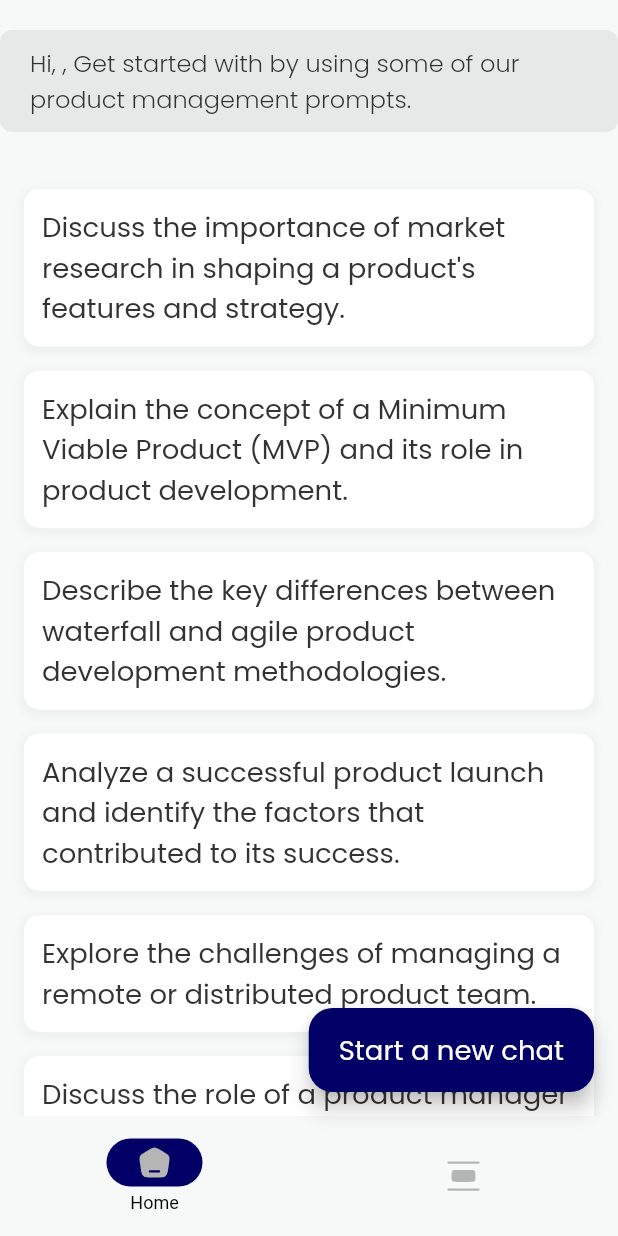
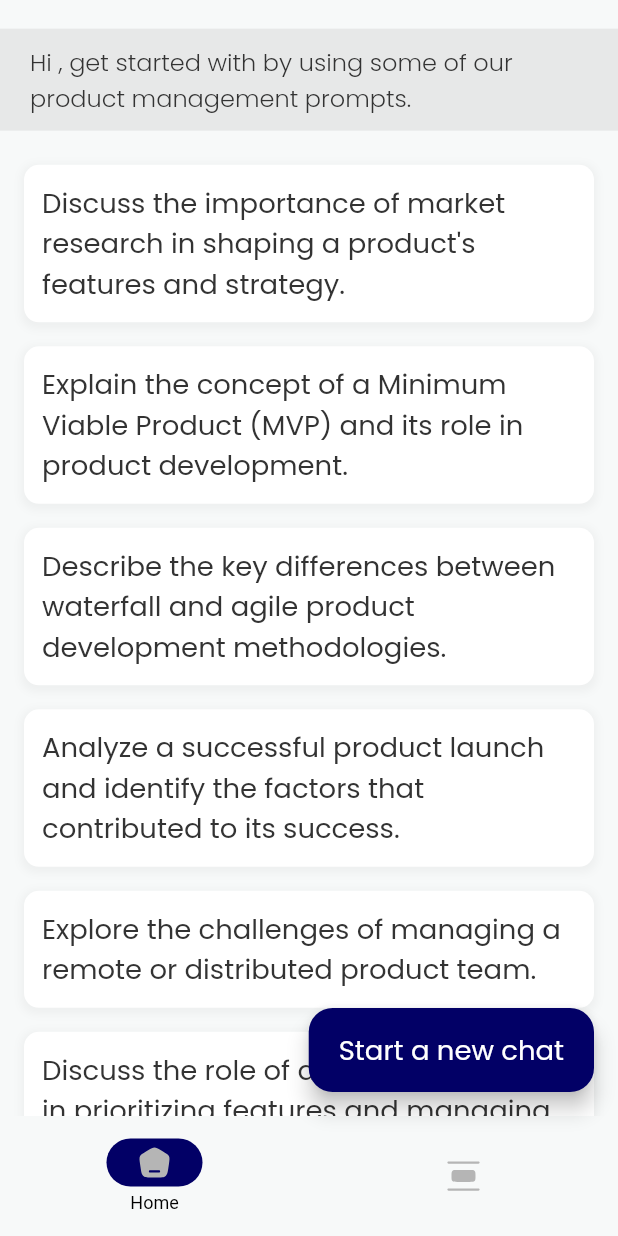
Before and after one commit to hngx-org/product-manager-ai-app, a Flutter app: the HomeScreen screen opened directly, on a phone screen of 412 x 824 dp. Run offline on Flutter 3.47's test engine with Material 2 defaults, Android fonts, the phone set to English and light mode, and no system bars; drawn by our look-alikes of oktoast; our stand-ins replace flip_card, flutter_hooks, flutter_screenutil, flutter_svg, get_it, hidden_drawer_menu and 5 more; missing offline and left inert: hng_authentication, hngx_openai, in_app_payment; accounts and stored records are empty.

Commit message:
fixes checkpoint

```diff
--- a/lib/src/features/chat/controller/chat_controller.dart
+++ b/lib/src/features/chat/controller/chat_controller.dart
@@ -2,6 +2,7 @@ import 'package:flutter/material.dart';
 import 'package:hngx_openai/repository/openai_repository.dart';
 import 'package:product_management_ai_app/src/core/constants/product_management_keywords.dart';
 import 'package:product_management_ai_app/src/data/local_service/hive_service.dart';
+import 'package:product_management_ai_app/src/data/local_service/toast_service.dart';
 import 'package:product_management_ai_app/src/features/chat/models/chat.dart';
 import 'package:product_management_ai_app/src/features/chat/models/chat_model.dart';
 import 'package:product_management_ai_app/src/shared/shared.dart';
@@ -48,12 +49,9 @@ class ChatController {
         messages.value.insert(0, chat);
       });
     } else {
-      ScaffoldMessenger.of(context).showSnackBar(
-        const SnackBar(
-          content: Text(
-              "You are not allowed to ask a question outside of the field of product management."),
-          duration: Duration(seconds: 3),
-        ),
+      ToastService().showCustomToast(
+        "You are not allowed to ask a question outside of the field of product management.",
+        isError: true,
       );
     }
   }
--- a/lib/src/features/chat/drawer/hidden_draw.dart
+++ b/lib/src/features/chat/drawer/hidden_draw.dart
@@ -46,7 +46,7 @@ class HiddenDrawer extends HookConsumerWidget {
         ),
         ScreenHiddenDrawer(
           ItemHiddenMenu(
-            name: "Chat with AI",
+            name: "Chat with ProdWhiz",
             baseStyle: textStyle,
             selectedStyle: textStyle,
             colorLineSelected: AppColors.primaryColor,
--- a/lib/src/features/home/home_screen.dart
+++ b/lib/src/features/home/home_screen.dart
@@ -10,6 +10,7 @@ import 'package:product_management_ai_app/src/features/chat/components/card_widg
 import 'package:product_management_ai_app/src/features/chat/drawer/hidden_draw.dart';
 import 'package:product_management_ai_app/src/features/home/widgets/prompt.dart';
 import 'package:product_management_ai_app/src/shared/shared.dart';
+import 'package:product_management_ai_app/src/shared/utils/format_name.dart';
 
 class HomeScreen extends HookConsumerWidget {
   const HomeScreen({Key? key}) : super(key: key);
@@ -88,19 +89,43 @@ class HomeScreen extends HookConsumerWidget {
                 crossAxisAlignment: CrossAxisAlignment.start,
                 children: [
                   Container(
-                    margin: const EdgeInsets.symmetric(vertical: 20),
+                    margin: EdgeInsets.only(top: 16.h, bottom: 4.h),
                     padding: const EdgeInsets.symmetric(
                       horizontal: 20,
                       vertical: 10,
                     ),
                     decoration: BoxDecoration(
-                        color: AppColors.greyTextColor.withOpacity(0.2),
-                        borderRadius: BorderRadius.circular(8)),
-                    child: Text(
-                      'Hi, ${name.value}, Get started with by using some of our product management prompts.',
-                      style: Theme.of(context).textTheme.titleMedium!.copyWith(
-                          // color: Colors.white,
+                      color: AppColors.greyTextColor.withOpacity(0.2),
+                    ),
+                    child: RichText(
+                      text: TextSpan(
+                        children: [
+                          TextSpan(
+                            text: 'Hi ',
+                            style: Theme.of(context)
+                                .textTheme
+                                .titleMedium!
+                                .copyWith(),
                           ),
+                          TextSpan(
+                            text: formatName(name.value),
+                            style: Theme.of(context)
+                                .textTheme
+                                .titleMedium!
+                                .copyWith(
+                                  fontWeight: FontWeight.bold,
+                                ),
+                          ),
+                          TextSpan(
+                            text:
+                                ', get started with by using some of our product management prompts.',
+                            style: Theme.of(context)
+                                .textTheme
+                                .titleMedium!
+                                .copyWith(),
+                          ),
+                        ],
+                      ),
                     ),
                   ),
                   Expanded(
--- /dev/null
+++ b/lib/src/shared/utils/format_name.dart
@@ -0,0 +1,10 @@
+String formatName(String input) {
+  List<String> nameParts = input.split('0000');
+  String formattedName = nameParts.map((part) {
+    if (part.isNotEmpty) {
+      return part[0].toUpperCase() + part.substring(1);
+    }
+    return part;
+  }).join(' ');
+  return formattedName;
+}
```
